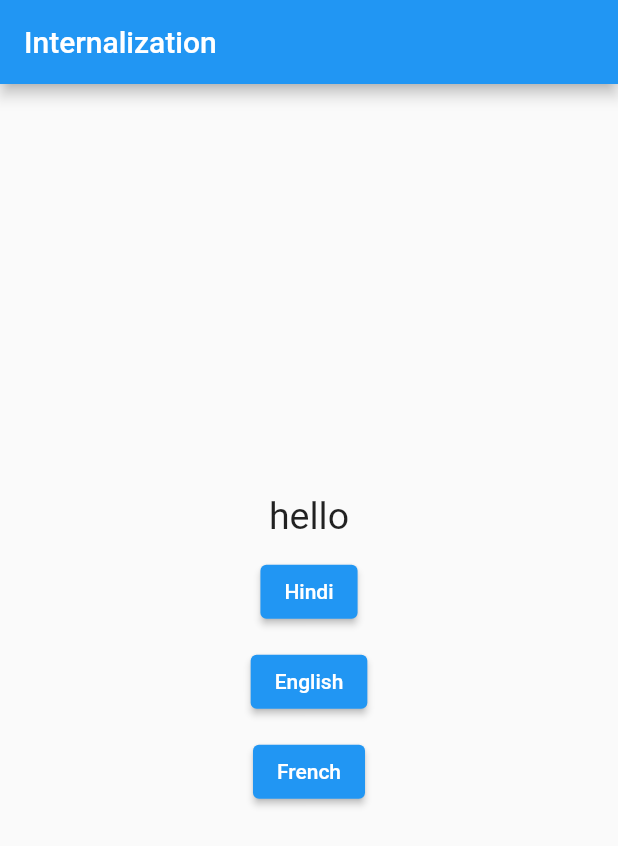
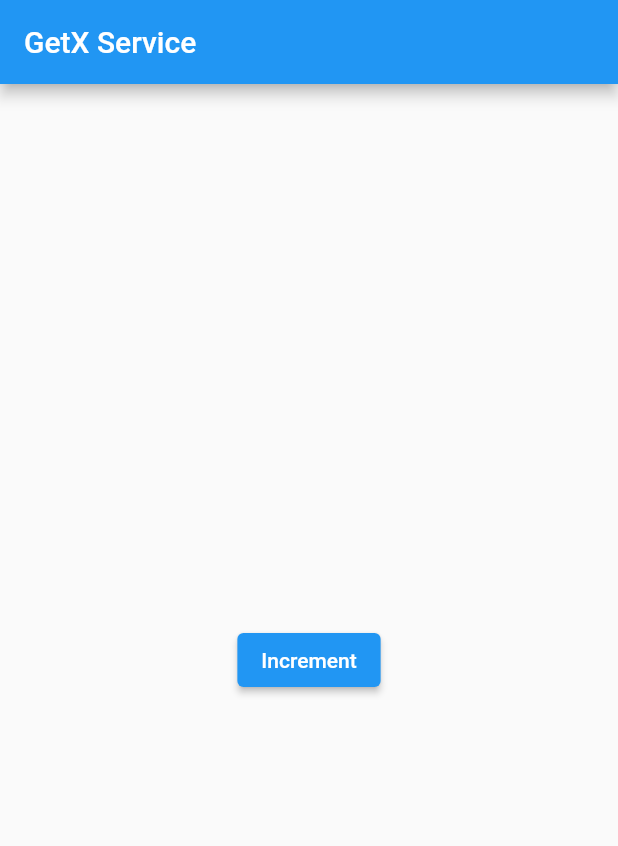
Before and after one commit to Developer-Vijay/StatemanagementGetx, a Flutter app: the screen it shows after launch, on a phone screen of 412 x 824 dp. Shown: the top 846 px of the screen. Run offline on Flutter 3.47's test engine with Material 2 defaults, Android fonts, the phone set to English and light mode, and no system bars; our stand-ins replace get, shared_preferences.

Commit message:
Dependency Injection and getx service completed

```diff
--- /dev/null
+++ b/lib/Getx Service/service_home.dart
@@ -0,0 +1,36 @@
+import 'package:flutter/material.dart';
+import 'package:get/get.dart';
+import 'package:getx_learning/Getx%20Service/service.dart';
+
+Future<void> initServices() async {
+  print('starting services.......');
+
+  await Get.putAsync(() async => await Service());
+  print('All Services get started.......');
+}
+
+class ServiceHome extends StatelessWidget {
+  const ServiceHome({Key? key}) : super(key: key);
+
+  @override
+  Widget build(BuildContext context) {
+    return SafeArea(
+      child: Scaffold(
+        appBar: AppBar(
+          title: const Text("GetX Service"),
+        ),
+        body: Center(
+            child: Column(
+                mainAxisAlignment: MainAxisAlignment.center,
+                crossAxisAlignment: CrossAxisAlignment.center,
+                children: [
+              ElevatedButton(
+                  onPressed: () {
+                    Get.find<Service>().incrementCounter();
+                  },
+                  child: Text("Increment"))
+            ])),
+      ),
+    );
+  }
+}
--- a/lib/main.dart
+++ b/lib/main.dart
@@ -1,14 +1,14 @@
 import 'package:flutter/material.dart';
-import 'package:get/get_connect/sockets/src/socket_notifier.dart';
 import 'package:get/get_navigation/get_navigation.dart';
-import 'package:getx_learning/Internalization/home_internalization.dart';
+import 'package:getx_learning/Getx%20Service/service_home.dart';
 import 'package:getx_learning/Internalization/messages.dart';
 import 'package:getx_learning/Widgets/dialog_box.dart';
 import 'package:getx_learning/Widgets/snack_bar.dart';
 import 'package:getx_learning/home_screen.dart';
 import 'package:getx_learning/next_screen.dart';
 
-void main() {
+Future<void> main() async {
+  await initServices();
   runApp(const MyApp());
 }
 
@@ -42,6 +42,6 @@ class MyApp extends StatelessWidget {
               page: () => NextScreen(),
               transition: Transition.downToUp)
         ],
-        home: HomeInternalization());
+        home: ServiceHome());
   }
 }
--- a/pubspec.yaml
+++ b/pubspec.yaml
@@ -35,6 +35,7 @@ dependencies:
   # Use with the CupertinoIcons class for iOS style icons.
   cupertino_icons: ^1.0.2
   get: ^4.6.5
+  shared_preferences: ^2.0.15
 
 dev_dependencies:
   flutter_test:
```
Also changed, not shown: lib/Dependency Injection/dependency_controller.dart (added, +13 -0 lines), lib/Dependency Injection/dependency_home.dart (added, +58 -0 lines), lib/Getx Service/service.dart (added, +18 -0 lines), pubspec.lock.
